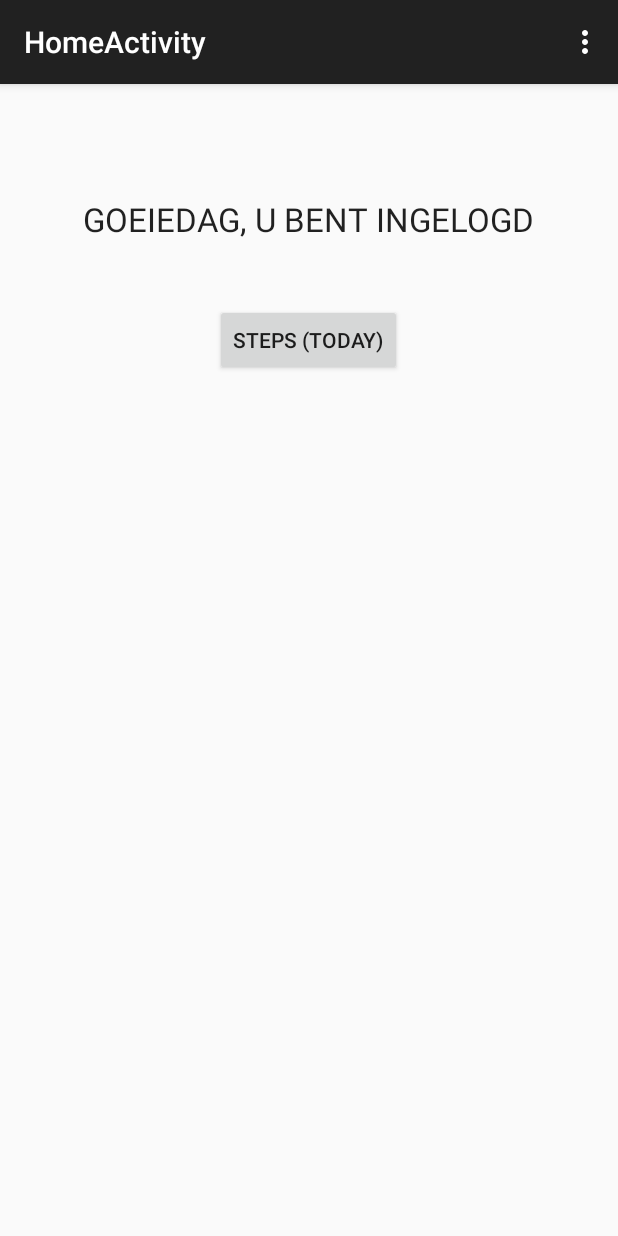
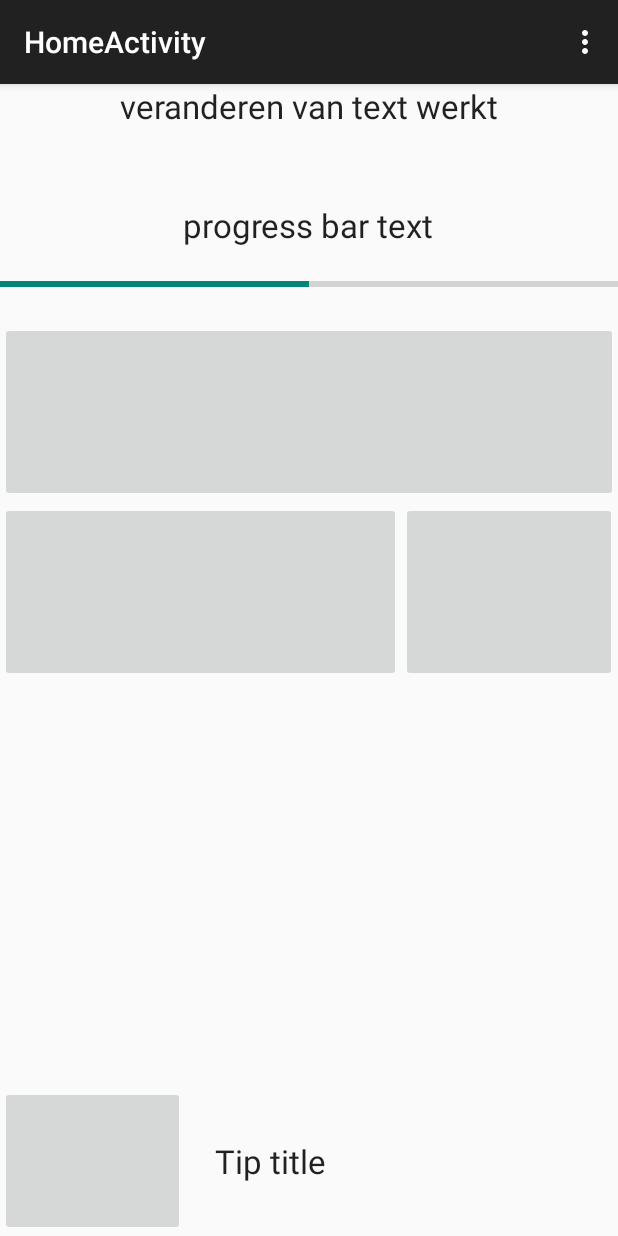
Before and after one commit to GoGoris/Health-tips, an Android app: the HomeActivity screen opened directly, with no data from a screen before it, on a phone screen of 412 x 824 dp. Run offline under Robolectric (Android 15) with nearby library versions, the phone set to English and light mode, and no system bars; 1 statement that could not run was skipped.

Commit message:
een beetje layout toegevoegd

```diff
--- /dev/null
+++ b/app/src/main/java/be/kdg/healthtips/activity/EatActivity.java
@@ -0,0 +1,9 @@
+package be.kdg.healthtips.activity;
+
+import android.app.Activity;
+
+/**
+ * Created by school on 1/2/2015.
+ */
+public class EatActivity extends Activity {
+}
--- /dev/null
+++ b/app/src/main/java/be/kdg/healthtips/activity/GoalActivity.java
@@ -0,0 +1,9 @@
+package be.kdg.healthtips.activity;
+
+import android.app.Activity;
+
+/**
+ * Created by school on 1/2/2015.
+ */
+public class GoalActivity extends Activity {
+}
--- a/app/src/main/java/be/kdg/healthtips/activity/HomeActivity.java
+++ b/app/src/main/java/be/kdg/healthtips/activity/HomeActivity.java
@@ -9,6 +9,7 @@ import android.view.Menu;
 import android.view.MenuItem;
 import android.view.View;
 import android.widget.Button;
+import android.widget.TextView;
 import android.widget.Toast;
 
 import be.kdg.healthtips.R;
@@ -39,7 +40,7 @@ public class HomeActivity extends ActionBarActivity {
 
 
 
-        setContentView(R.layout.activity_home);
+        setContentView(R.layout.activity_home_joni);
 
         Button btnSteps = (Button) findViewById(R.id.btnSteps);
 
@@ -49,6 +50,23 @@ public class HomeActivity extends ActionBarActivity {
                 new GetStepsATask(context).execute(DataManager.getInstance(context));
             }
         });
+
+        setTip();
+        setMotivationMessage();
+        setGoal();
+    }
+
+    private void setTip(){
+        TextView motivationText = (TextView)findViewById(R.id.motivationText);
+        motivationText.setText("veranderen van text werkt");
+    }
+
+    private void setMotivationMessage(){
+
+    }
+
+    private void setGoal(){
+
     }
 
 
--- /dev/null
+++ b/app/src/main/java/be/kdg/healthtips/activity/RunActivity.java
@@ -0,0 +1,9 @@
+package be.kdg.healthtips.activity;
+
+import android.app.Activity;
+
+/**
+ * Created by school on 1/2/2015.
+ */
+public class RunActivity extends Activity {
+}
--- /dev/null
+++ b/app/src/main/java/be/kdg/healthtips/activity/SleepActivity.java
@@ -0,0 +1,9 @@
+package be.kdg.healthtips.activity;
+
+import android.app.Activity;
+
+/**
+ * Created by school on 1/2/2015.
+ */
+public class SleepActivity extends Activity {
+}
--- /dev/null
+++ b/app/src/main/res/layout/activity_eten.xml
@@ -0,0 +1,6 @@
+<?xml version="1.0" encoding="utf-8"?>
+<LinearLayout xmlns:android="http://schemas.android.com/apk/res/android"
+    android:orientation="vertical" android:layout_width="match_parent"
+    android:layout_height="match_parent">
+
+</LinearLayout>
--- /dev/null
+++ b/app/src/main/res/layout/activity_goals.xml
@@ -0,0 +1,6 @@
+<?xml version="1.0" encoding="utf-8"?>
+<LinearLayout xmlns:android="http://schemas.android.com/apk/res/android"
+    android:orientation="vertical" android:layout_width="match_parent"
+    android:layout_height="match_parent">
+
+</LinearLayout>
--- /dev/null
+++ b/app/src/main/res/layout/activity_home_joni.xml
@@ -0,0 +1,102 @@
+<?xml version="1.0" encoding="utf-8"?>
+<RelativeLayout xmlns:android="http://schemas.android.com/apk/res/android"
+    android:layout_width="match_parent"
+    android:layout_height="match_parent"
+    android:weightSum="1"
+    android:orientation="vertical"
+    android:id="@+id/homeTopLayer">
+
+    <LinearLayout
+        android:layout_width="match_parent"
+        android:layout_height="match_parent"
+        android:orientation="vertical">
+        <TextView
+            android:layout_width="wrap_content"
+            android:layout_height="wrap_content"
+            android:textAppearance="?android:attr/textAppearanceLarge"
+            android:text="motivation message"
+            android:id="@+id/motivationText"
+            android:layout_gravity="center_horizontal"
+            />
+
+        <TextView
+            android:layout_width="wrap_content"
+            android:layout_height="wrap_content"
+            android:textAppearance="?android:attr/textAppearanceLarge"
+            android:text="progress bar text"
+            android:id="@+id/progressBarText"
+            android:layout_gravity="center_horizontal"
+            android:layout_marginTop="50dp" />
+
+        <ProgressBar
+            style="?android:attr/progressBarStyleHorizontal"
+            android:layout_width="match_parent"
+            android:layout_height="50dp"
+            android:id="@+id/progressBar"
+            android:layout_gravity="center_horizontal"
+            android:max="100"
+            android:progress="50"
+            android:indeterminate="false" />
+
+        <ImageButton
+            android:layout_width="fill_parent"
+            android:layout_height="120dp"
+            android:id="@+id/lopenButton"
+            android:layout_weight="0" />
+
+        <LinearLayout
+            android:orientation="horizontal"
+            android:layout_width="fill_parent"
+            android:layout_height="wrap_content">
+
+            <ImageButton
+                android:layout_width="0dp"
+                android:layout_height="120dp"
+                android:layout_weight=".65"
+                android:id="@+id/slapenButton" />
+
+            <ImageButton
+                android:layout_width="0dp"
+                android:layout_height="120dp"
+                android:layout_weight=".35"
+                android:id="@+id/etenButton"/>
+        </LinearLayout>
+    </LinearLayout>
+
+    <RelativeLayout
+        android:layout_width="match_parent"
+        android:layout_height="wrap_content"
+        android:id="@+id/bottomRelativeLayout"
+        android:layout_alignParentBottom="true"
+        >
+
+        <LinearLayout
+            android:orientation="horizontal"
+            android:layout_width="fill_parent"
+            android:layout_height="wrap_content"
+            android:id="@+id/tipLayout"
+            >
+
+            <ImageButton
+                android:layout_width="0dp"
+                android:layout_height="100dp"
+                android:layout_weight=".30"
+                android:id="@+id/tipButton"/>
+
+            <TextView
+                android:layout_width="0dp"
+                android:layout_height="wrap_content"
+                android:textAppearance="?android:attr/textAppearanceLarge"
+                android:text="Tip title"
+                android:id="@+id/tipTitle"
+                android:layout_weight=".70"
+                android:layout_gravity="center"
+                android:paddingLeft="20dp"
+                />
+
+        </LinearLayout>
+
+    </RelativeLayout>
+
+
+</RelativeLayout>
--- /dev/null
+++ b/app/src/main/res/layout/activity_lopen.xml
@@ -0,0 +1,6 @@
+<?xml version="1.0" encoding="utf-8"?>
+<LinearLayout xmlns:android="http://schemas.android.com/apk/res/android"
+    android:orientation="vertical" android:layout_width="match_parent"
+    android:layout_height="match_parent">
+
+</LinearLayout>
--- /dev/null
+++ b/app/src/main/res/layout/activity_slapen.xml
@@ -0,0 +1,6 @@
+<?xml version="1.0" encoding="utf-8"?>
+<LinearLayout xmlns:android="http://schemas.android.com/apk/res/android"
+    android:orientation="vertical" android:layout_width="match_parent"
+    android:layout_height="match_parent">
+
+</LinearLayout>
```
Also changed, not shown: 1 other file.
